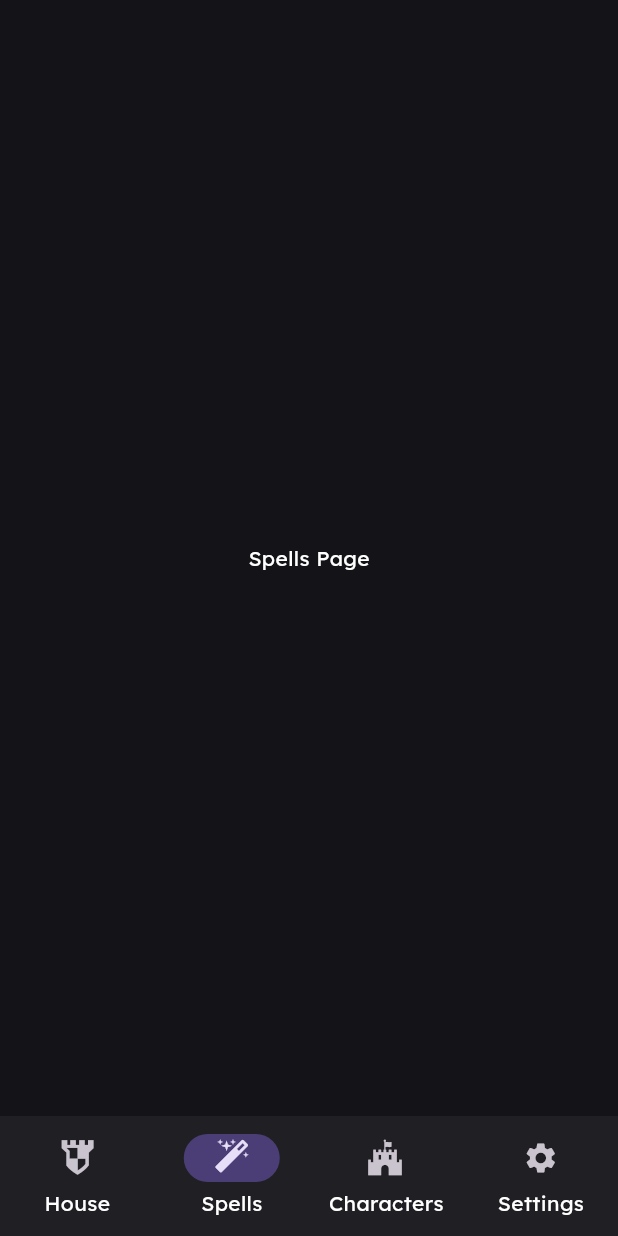
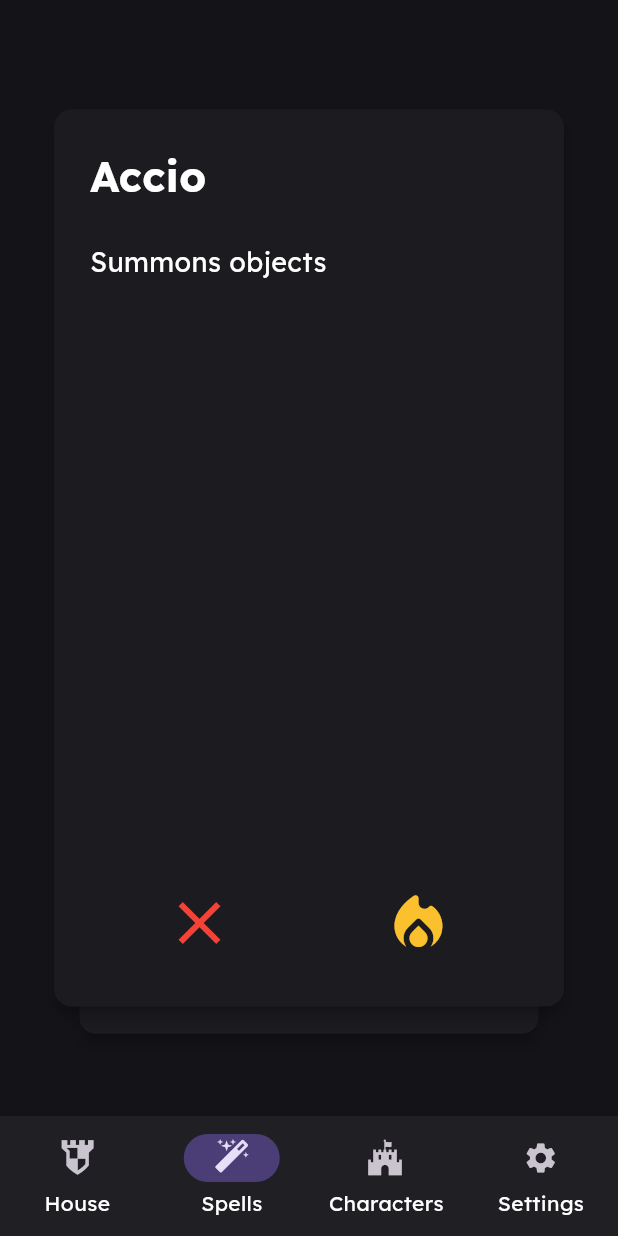
Before and after one commit to dAnastasiia/daily-hogwarts, a Flutter app: the screen it shows after launch, item 2 of the bottom bar chosen, on a phone screen of 412 x 824 dp. Run offline on Flutter 3.47's test engine with Material 3 defaults, Android fonts, the phone set to English and light mode, and no system bars; drawn by our look-alikes of flutter_card_swiper; our stand-ins replace google_fonts.

Commit message:
Spells page (#6)
* init spell card

* add spell cards' swiper

* add mock spells

```diff
--- /dev/null
+++ b/lib/core/models/spell_model.dart
@@ -0,0 +1,19 @@
+class Spell {
+  String id;
+  String name;
+  String description;
+
+  Spell({
+    required this.id,
+    required this.name,
+    required this.description,
+  });
+
+  factory Spell.fromJson(Map<String, dynamic> json) {
+    return Spell(
+      id: json['id'],
+      name: json['name'],
+      description: json['description'],
+    );
+  }
+}
--- /dev/null
+++ b/lib/core/utils/mock_spells.dart
@@ -0,0 +1,23 @@
+import 'package:daily_hogwarts/core/models/spell_model.dart';
+
+final List<Spell> spells = [
+  Spell(
+    id: "317ff981-ad65-421e-92fb-5f6647d95232",
+    name: "Expecto patronum",
+    description:
+        "The Patronus Charm is a powerful projection of hope and happiness that drives away Dementors; a corpeal Patronus takes the the respective animal form of the caster, while a non-corpeal appears as a wisp of light; at 13, Harry Potter was the youngest known witch or wizard to prouduce a corpeal Patronus",
+  ),
+  Spell(
+    id: "37d262c9-28ab-408f-9576-acf54ce50203",
+    name: "Fidelius Charm",
+    description:
+        "A complex charm that conceals a secret into the soul of a chosen \"Secret Keeper\". If a location is the subject of concealment, it becomes undetectable to others",
+  ),
+  Spell(
+    id: "e23728b2-f6fd-4c70-a1d2-ce602940d873",
+    name: "Wingardium Leviosa",
+    description:
+        "Causes an object to levitate; but remember what Hermione said: "
+        "\"It's Wing-gar-dium Levi-o-sa, make the 'gar' nice and long.'\"",
+  ),
+];
--- a/lib/features/spells/spells_page.dart
+++ b/lib/features/spells/spells_page.dart
@@ -1,12 +1,28 @@
+import 'package:daily_hogwarts/core/utils/mock_spells.dart';
+import 'package:daily_hogwarts/features/spells/ui/spell_card.dart';
 import 'package:flutter/material.dart';
+import 'package:flutter_card_swiper/flutter_card_swiper.dart';
 
 class SpellsPage extends StatelessWidget {
   const SpellsPage({super.key});
 
   @override
   Widget build(BuildContext context) {
-    return const Center(
-      child: Text("Spells Page"),
+    return Flexible(
+      child: CardSwiper(
+        cardsCount: spells.length,
+        allowedSwipeDirection: const AllowedSwipeDirection.symmetric(
+          horizontal: true,
+          vertical: false,
+        ),
+        backCardOffset: const Offset(0, 48),
+        cardBuilder: (_, __, ___, ____) => const Center(
+          child: SpellCard(
+            name: "Accio",
+            description: "Summons objects",
+          ),
+        ),
+      ),
     );
   }
 }
--- /dev/null
+++ b/lib/features/spells/ui/spell_card.dart
@@ -0,0 +1,59 @@
+import 'package:flutter/material.dart';
+
+class SpellCard extends StatelessWidget {
+  const SpellCard({
+    super.key,
+    required this.name,
+    required this.description,
+  });
+
+  final String name;
+  final String description;
+
+  @override
+  Widget build(BuildContext context) {
+    return Card(
+      shape: RoundedRectangleBorder(borderRadius: BorderRadius.circular(12)),
+      elevation: 4,
+      margin: const EdgeInsets.symmetric(vertical: 48, horizontal: 16),
+      child: Padding(
+        padding: const EdgeInsets.all(24.0),
+        child: Column(
+          crossAxisAlignment: CrossAxisAlignment.start,
+          children: [
+            Text(
+              name,
+              style: const TextStyle(
+                fontSize: 28,
+                fontWeight: FontWeight.bold,
+              ),
+            ),
+            const SizedBox(height: 24),
+            Text(
+              description,
+              style: const TextStyle(fontSize: 18),
+            ),
+            const Spacer(),
+            Row(
+              mainAxisAlignment: MainAxisAlignment.spaceAround,
+              children: [
+                IconButton(
+                  icon: const Icon(Icons.clear),
+                  color: Colors.red,
+                  iconSize: 48,
+                  onPressed: () {},
+                ),
+                IconButton(
+                  icon: const Icon(Icons.local_fire_department_rounded),
+                  color: Colors.yellow.shade700,
+                  iconSize: 48,
+                  onPressed: () {},
+                ),
+              ],
+            ),
+          ],
+        ),
+      ),
+    );
+  }
+}
--- a/pubspec.yaml
+++ b/pubspec.yaml
@@ -38,6 +38,8 @@ dependencies:
   carousel_slider: ^4.2.1
   motion_tab_bar: ^2.0.4
   cached_network_image: ^3.3.1
+  flutter_card_swiper: ^7.0.1
+  provider: ^6.1.2
 
 dev_dependencies:
   flutter_test:
```
Also changed, not shown: pubspec.lock, 2 other files.
